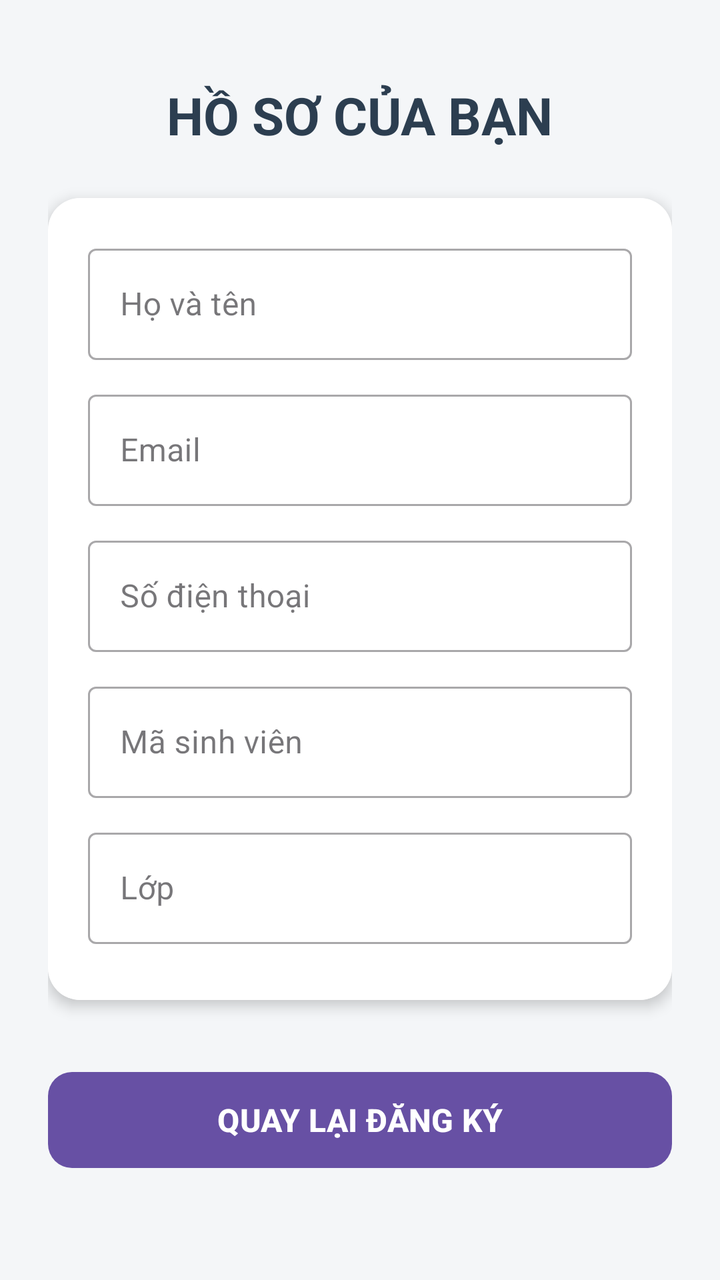
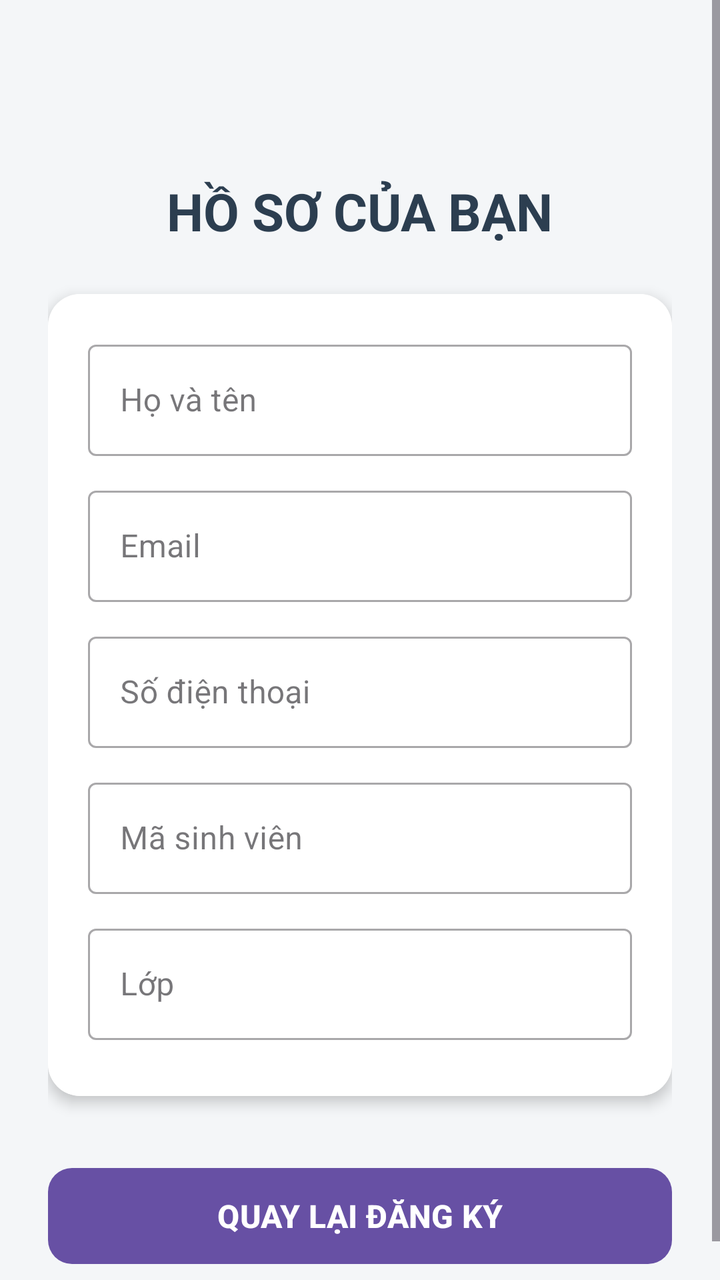

An Android layout rendered at two revisions. The XML below is the earlier revision; the diff shows what the commit changed to produce the second picture.
<!-- AndroidManifest.xml: application theme Theme.Event_validation -->
<!-- res/layout/activity_detail.xml -->
<?xml version="1.0" encoding="utf-8"?>
<ScrollView xmlns:android="http://schemas.android.com/apk/res/android"
    xmlns:app="http://schemas.android.com/apk/res-auto"
    android:layout_width="match_parent"
    android:layout_height="match_parent"
    android:background="#F4F6F8"
    android:fillViewport="true">

    <LinearLayout
        android:layout_width="match_parent"
        android:layout_height="wrap_content"
        android:orientation="vertical"
        android:padding="24dp"
        android:gravity="center_horizontal">

        <TextView
            android:layout_width="wrap_content"
            android:layout_height="wrap_content"
            android:text="HỒ SƠ CỦA BẠN"
            android:textSize="26sp"
            android:textStyle="bold"
            android:textColor="#2C3E50"
            android:layout_marginTop="16dp"
            android:layout_marginBottom="24dp"/>

        <androidx.cardview.widget.CardView
            android:layout_width="match_parent"
            android:layout_height="wrap_content"
            app:cardCornerRadius="16dp"
            app:cardElevation="4dp"
            android:layout_marginBottom="32dp">

            <LinearLayout
                android:layout_width="match_parent"
                android:layout_height="wrap_content"
                android:orientation="vertical"
                android:padding="20dp"
                android:background="#FFFFFF">

                
                <com.google.android.material.textfield.TextInputLayout
                    style="@style/Widget.MaterialComponents.TextInputLayout.OutlinedBox"
                    android:layout_width="match_parent"
                    android:layout_height="wrap_content"
                    android:hint="Họ và tên"
                    android:layout_marginBottom="12dp">
                    <com.google.android.material.textfield.TextInputEditText
                        android:id="@+id/edtDetailName"
                        android:layout_width="match_parent"
                        android:layout_height="wrap_content"
                        android:focusable="false"
                        android:textColor="#000000" />
                </com.google.android.material.textfield.TextInputLayout>

                <com.google.android.material.textfield.TextInputLayout
                    style="@style/Widget.MaterialComponents.TextInputLayout.OutlinedBox"
                    android:layout_width="match_parent"
                    android:layout_height="wrap_content"
                    android:hint="Email"
                    android:layout_marginBottom="12dp">
                    <com.google.android.material.textfield.TextInputEditText
                        android:id="@+id/edtDetailEmail"
                        android:layout_width="match_parent"
                        android:layout_height="wrap_content"
                        android:focusable="false"
                        android:textColor="#000000" />
                </com.google.android.material.textfield.TextInputLayout>

                <com.google.android.material.textfield.TextInputLayout
                    style="@style/Widget.MaterialComponents.TextInputLayout.OutlinedBox"
                    android:layout_width="match_parent"
                    android:layout_height="wrap_content"
                    android:hint="Số điện thoại"
                    android:layout_marginBottom="12dp">
                    <com.google.android.material.textfield.TextInputEditText
                        android:id="@+id/edtDetailPhone"
                        android:layout_width="match_parent"
                        android:layout_height="wrap_content"
                        android:focusable="false"
                        android:textColor="#000000" />
                </com.google.android.material.textfield.TextInputLayout>

                <com.google.android.material.textfield.TextInputLayout
                    style="@style/Widget.MaterialComponents.TextInputLayout.OutlinedBox"
                    android:layout_width="match_parent"
                    android:layout_height="wrap_content"
                    android:hint="Mã sinh viên"
                    android:layout_marginBottom="12dp">
                    <com.google.android.material.textfield.TextInputEditText
                        android:id="@+id/edtDetailMsv"
                        android:layout_width="match_parent"
                        android:layout_height="wrap_content"
                        android:focusable="false"
                        android:textColor="#000000" />
                </com.google.android.material.textfield.TextInputLayout>

                <com.google.android.material.textfield.TextInputLayout
                    style="@style/Widget.MaterialComponents.TextInputLayout.OutlinedBox"
                    android:layout_width="match_parent"
                    android:layout_height="wrap_content"
                    android:hint="Lớp"
                    android:layout_marginBottom="8dp">
                    <com.google.android.material.textfield.TextInputEditText
                        android:id="@+id/edtDetailClass"
                        android:layout_width="match_parent"
                        android:layout_height="wrap_content"
                        android:focusable="false"
                        android:textColor="#000000" />
                </com.google.android.material.textfield.TextInputLayout>

            </LinearLayout>
        </androidx.cardview.widget.CardView>

        <Button
            android:id="@+id/btnBack"
            android:layout_width="match_parent"
            android:layout_height="56dp"
            android:text="QUAY LẠI ĐĂNG KÝ"
            android:textSize="16sp"
            android:textStyle="bold"
            app:cornerRadius="12dp"/>
    </LinearLayout>
</ScrollView>
<!-- resources referenced by this layout -->
<resources>
  <style name="Theme.Event_validation" parent="Base.Theme.Event_validation" />
  <style name="Base.Theme.Event_validation" parent="Theme.Material3.DayNight.NoActionBar">
          
          
      </style>
</resources>

<!-- the commit's change to res/layout/activity_detail.xml (unified diff, before → after) -->
@@ -10,7 +10,10 @@
         android:layout_width="match_parent"
         android:layout_height="wrap_content"
         android:orientation="vertical"
-        android:padding="24dp"
+        android:paddingLeft="24dp"
+        android:paddingRight="24dp"
+        android:paddingBottom="24dp"
+        android:paddingTop="72dp"
         android:gravity="center_horizontal">
 
         <TextView
